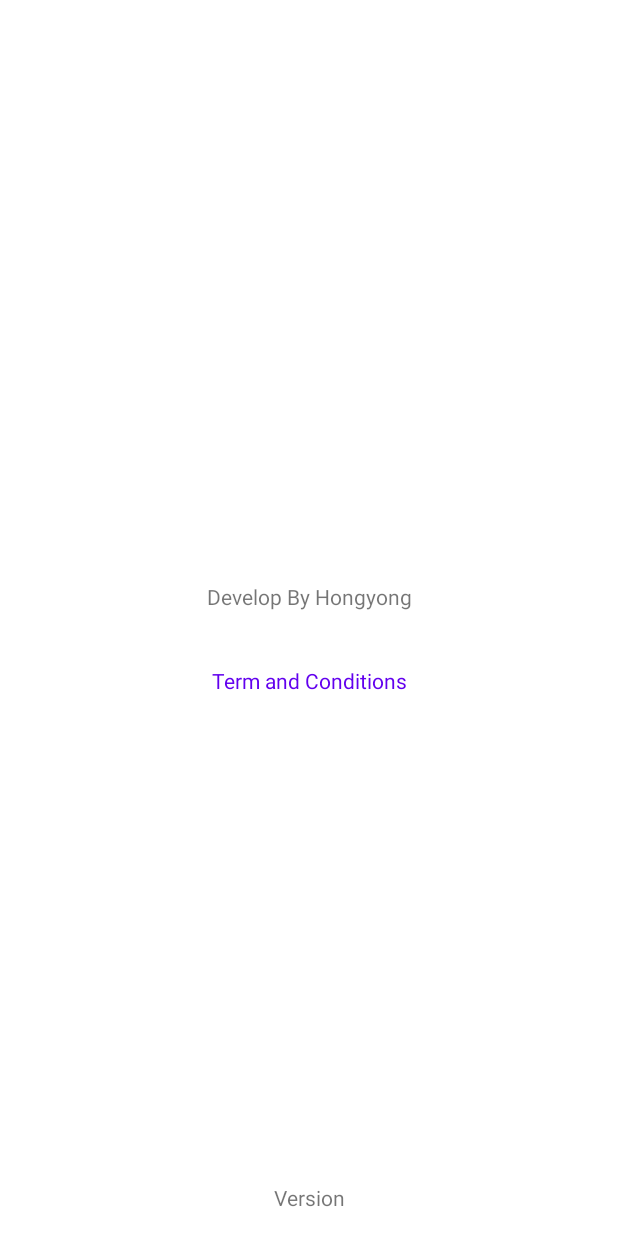
After one commit to hongyong0808/Car_Loan, an Android app: the layout fragment_about.xml on its own in the app's theme, with its tools: preview values and no code run, on a phone screen of 412 x 824 dp. The commit adds this screen. Run offline under Robolectric (Android 15) with nearby library versions, the phone set to English and light mode, and no system bars.

Commit message:
about page added

```diff
--- a/app/src/main/java/my/edu/tarc/carloan/MainActivity.kt
+++ b/app/src/main/java/my/edu/tarc/carloan/MainActivity.kt
@@ -45,6 +45,11 @@ class MainActivity : AppCompatActivity() {
         // automatically handle clicks on the Home/Up button, so long
         // as you specify a parent activity in AndroidManifest.xml.
         return when (item.itemId) {
+            R.id.action_about ->{
+                val navController = findNavController(R.id.nav_host_fragment_content_main)
+                navController.navigate(R.id.action_FirstFragment_to_AboutFragment)
+                true
+            }
             R.id.action_settings -> true
             else -> super.onOptionsItemSelected(item)
         }
--- /dev/null
+++ b/app/src/main/res/layout/fragment_about.xml
@@ -0,0 +1,48 @@
+<?xml version="1.0" encoding="utf-8"?>
+<androidx.constraintlayout.widget.ConstraintLayout xmlns:android="http://schemas.android.com/apk/res/android"
+    xmlns:app="http://schemas.android.com/apk/res-auto"
+    xmlns:tools="http://schemas.android.com/tools"
+    android:id="@+id/frameLayout"
+    android:layout_width="match_parent"
+    android:layout_height="match_parent"
+    tools:context=".AboutFragment">
+
+    <!-- TODO: Update blank fragment layout -->
+    <TextView
+        android:id="@+id/textView3"
+        android:layout_width="wrap_content"
+        android:layout_height="wrap_content"
+        android:layout_marginStart="8dp"
+        android:layout_marginEnd="8dp"
+        android:clickable="true"
+        android:minHeight="48dp"
+        android:text="Develop By Hongyong"
+        app:layout_constraintBottom_toBottomOf="parent"
+        app:layout_constraintEnd_toEndOf="parent"
+        app:layout_constraintStart_toStartOf="parent"
+        app:layout_constraintTop_toTopOf="parent" />
+
+    <TextView
+        android:id="@+id/textViewTnC"
+        android:layout_width="wrap_content"
+        android:layout_height="@dimen/min_height"
+        android:layout_marginTop="8dp"
+        android:text="Term and Conditions"
+        android:textColor="@color/purple_500"
+        app:layout_constraintEnd_toEndOf="@+id/textView3"
+        app:layout_constraintStart_toStartOf="@+id/textView3"
+        app:layout_constraintTop_toBottomOf="@+id/textView3" />
+
+    <TextView
+        android:id="@+id/textViewVersion"
+        android:layout_width="wrap_content"
+        android:layout_height="wrap_content"
+        android:layout_marginStart="8dp"
+        android:layout_marginEnd="8dp"
+        android:layout_marginBottom="16dp"
+        android:text="@string/version"
+        app:layout_constraintBottom_toBottomOf="parent"
+        app:layout_constraintEnd_toEndOf="parent"
+        app:layout_constraintStart_toStartOf="parent" />
+
+</androidx.constraintlayout.widget.ConstraintLayout>
--- a/app/src/main/res/menu/menu_main.xml
+++ b/app/src/main/res/menu/menu_main.xml
@@ -7,4 +7,8 @@
         android:orderInCategory="100"
         android:title="@string/action_settings"
         app:showAsAction="never" />
+    <item
+        android:id="@+id/action_about"
+        android:checkable="false"
+        android:title="@string/about" />
 </menu>
--- a/app/src/main/res/values/strings.xml
+++ b/app/src/main/res/values/strings.xml
@@ -21,5 +21,10 @@
 
     <string name="bank">Bank</string>
     <string name="interest">Interest Rate (%)</string>
+    <!-- TODO: Remove or change this placeholder text -->
+    <string name="hello_blank_fragment">Hello blank fragment</string>
+    <string name="version">Version</string>
+    <string name="about">About</string>
+    <string name="tnc">Terms and Conditions</string>
 
 </resources>
```
Also changed, not shown: app/src/main/AndroidManifest.xml (+6 -1 lines), app/src/main/java/my/edu/tarc/carloan/AboutFragment.kt (added, +68 -0 lines), app/src/main/java/my/edu/tarc/carloan/SecondFragment.kt (+9 -0 lines), app/src/main/java/my/edu/tarc/carloan/TnCActivity.kt (added, +15 -0 lines), app/src/main/res/layout/activity_en_cactivity.xml (added, +17 -0 lines), app/src/main/res/navigation/nav_graph.xml (+9 -0 lines).
